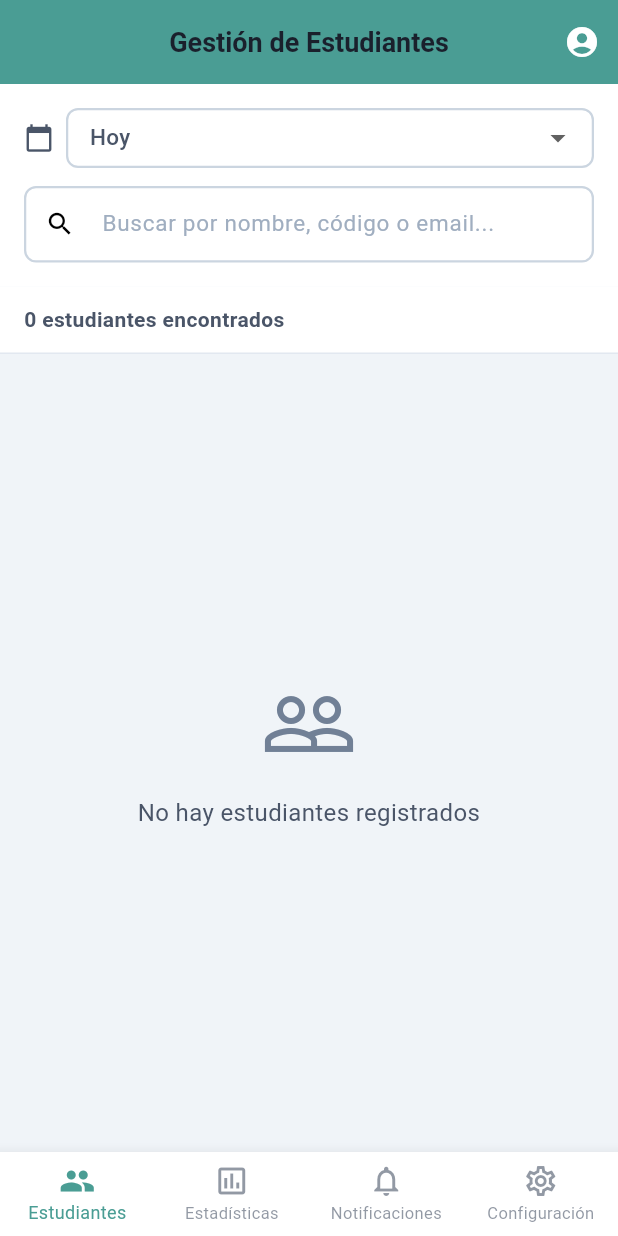
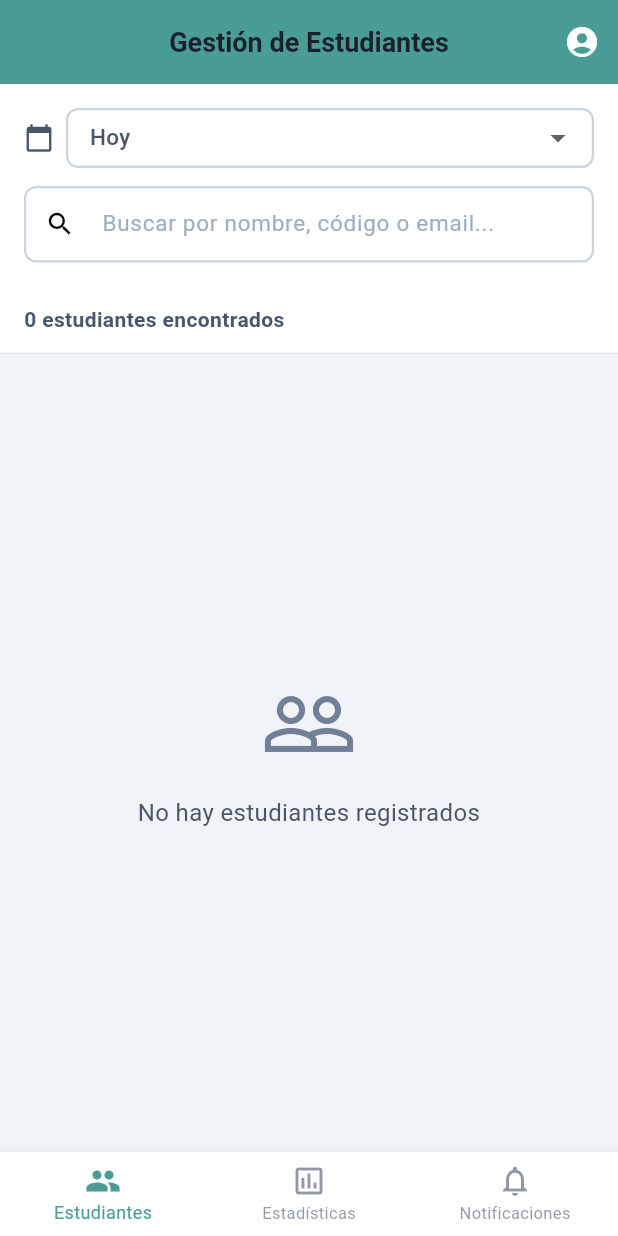
Before and after one commit to 51Jos/ResiliencIA, a Flutter app: the PanelAdminVista widget shown alone on an empty page, opened directly with empty values, on a phone screen of 412 x 824 dp. Run offline on Flutter 3.47's test engine with Material 3 defaults, Android fonts, the phone set to English and light mode, and no system bars; our stand-ins replace cloud_firestore, firebase_auth, firebase_core, flutter_local_notifications, shared_preferences; missing offline and left inert: dart:html, encrypt; accounts and stored records are empty; generated files the repository leaves out were written again; Roboto replaces fonts that are missing (Segoe UI).

Commit message:
Eliminar sección de Configuración de la barra de navegación admin
- Quitar opción de Configuración del NavigationRail (web/tablet)
- Quitar opción de Configuración del BottomNavigationBar (móvil)
- Eliminar vista placeholder de configuración
- Actualizar switch cases en panel admin

🤖 Generated with [Claude Code](https://claude.com/claude-code)

Co-Authored-By: Claude <noreply@anthropic.com>

```diff
--- a/lib/features/administracion/componentes/barra_navegacion_admin.dart
+++ b/lib/features/administracion/componentes/barra_navegacion_admin.dart
@@ -80,11 +80,6 @@ class BarraNavegacionAdmin extends StatelessWidget {
         selectedIcon: _buildIconoNotificaciones(true),
         label: const Text('Notificaciones'),
       ),
-      const NavigationRailDestination(
-        icon: Icon(Icons.settings_outlined),
-        selectedIcon: Icon(Icons.settings),
-        label: Text('Configuración'),
-      ),
     ];
   }
 
@@ -105,11 +100,6 @@ class BarraNavegacionAdmin extends StatelessWidget {
         icon: _buildIconoNotificaciones(false),
         activeIcon: _buildIconoNotificaciones(true),
         label: 'Notificaciones',
-      ),
-      const BottomNavigationBarItem(
-        icon: Icon(Icons.settings_outlined),
-        activeIcon: Icon(Icons.settings),
-        label: 'Configuración',
       ),
     ];
   }
```
Also changed, not shown: lib/features/administracion/vistas/panel_admin_vista.dart (+0 -46 lines).
